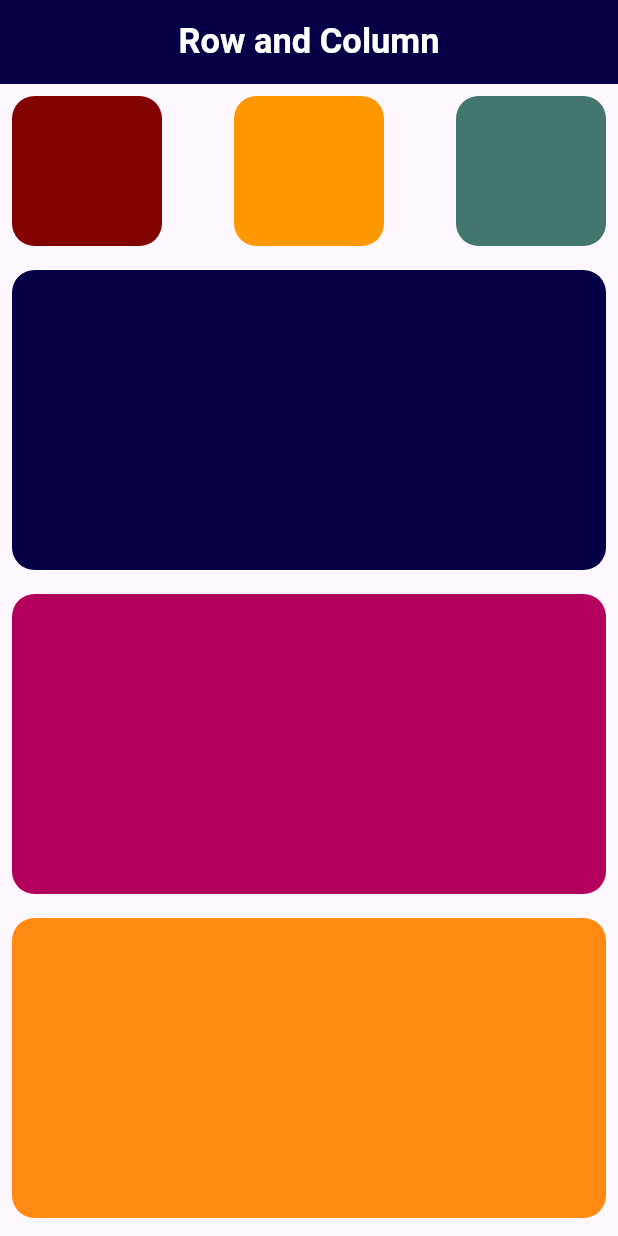
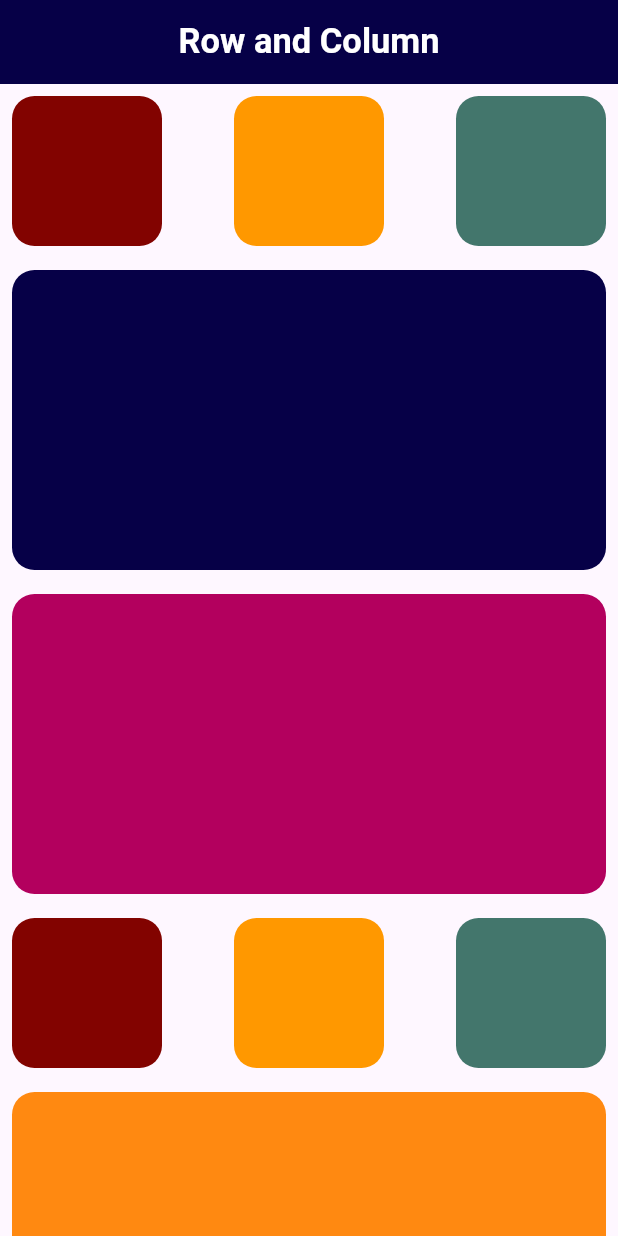
Before and after one commit to alhasann351/row_column, a Flutter app: the screen it shows after launch, on a phone screen of 412 x 824 dp. Run offline on Flutter 3.47's test engine with Material 3 defaults, Android fonts, the phone set to English and light mode, and no system bars.

```diff
--- a/lib/main.dart
+++ b/lib/main.dart
@@ -104,6 +104,44 @@ class _MyHomePageState extends State<MyHomePage> {
                 ),
               ),
             ),
+            Row(
+              mainAxisAlignment: MainAxisAlignment.spaceBetween,
+              children: [
+                Padding(
+                  padding: const EdgeInsets.all(8.0),
+                  child: Container(
+                    width: 100,
+                    height: 100,
+                    decoration: BoxDecoration(
+                      color: const Color(0xFF820300),
+                      borderRadius: BorderRadius.circular(15),
+                    ),
+                  ),
+                ),
+                Padding(
+                  padding: const EdgeInsets.all(8.0),
+                  child: Container(
+                    width: 100,
+                    height: 100,
+                    decoration: BoxDecoration(
+                      color: const Color(0xFFFF9800),
+                      borderRadius: BorderRadius.circular(15),
+                    ),
+                  ),
+                ),
+                Padding(
+                  padding: const EdgeInsets.all(8.0),
+                  child: Container(
+                    width: 100,
+                    height: 100,
+                    decoration: BoxDecoration(
+                      color: const Color(0xFF43766C),
+                      borderRadius: BorderRadius.circular(15),
+                    ),
+                  ),
+                ),
+              ],
+            ),
             Padding(
               padding: const EdgeInsets.all(8.0),
               child: Container(
@@ -123,6 +161,44 @@ class _MyHomePageState extends State<MyHomePage> {
                   borderRadius: BorderRadius.circular(15),
                 ),
               ),
+            ),
+            Row(
+              mainAxisAlignment: MainAxisAlignment.spaceBetween,
+              children: [
+                Padding(
+                  padding: const EdgeInsets.all(8.0),
+                  child: Container(
+                    width: 100,
+                    height: 100,
+                    decoration: BoxDecoration(
+                      color: const Color(0xFF820300),
+                      borderRadius: BorderRadius.circular(15),
+                    ),
+                  ),
+                ),
+                Padding(
+                  padding: const EdgeInsets.all(8.0),
+                  child: Container(
+                    width: 100,
+                    height: 100,
+                    decoration: BoxDecoration(
+                      color: const Color(0xFFFF9800),
+                      borderRadius: BorderRadius.circular(15),
+                    ),
+                  ),
+                ),
+                Padding(
+                  padding: const EdgeInsets.all(8.0),
+                  child: Container(
+                    width: 100,
+                    height: 100,
+                    decoration: BoxDecoration(
+                      color: const Color(0xFF43766C),
+                      borderRadius: BorderRadius.circular(15),
+                    ),
+                  ),
+                ),
+              ],
             ),
             Padding(
               padding: const EdgeInsets.all(8.0),
@@ -144,6 +220,44 @@ class _MyHomePageState extends State<MyHomePage> {
                 ),
               ),
             ),
+            Row(
+              mainAxisAlignment: MainAxisAlignment.spaceBetween,
+              children: [
+                Padding(
+                  padding: const EdgeInsets.all(8.0),
+                  child: Container(
+                    width: 100,
+                    height: 100,
+                    decoration: BoxDecoration(
+                      color: const Color(0xFF820300),
+                      borderRadius: BorderRadius.circular(15),
+                    ),
+                  ),
+                ),
+                Padding(
+                  padding: const EdgeInsets.all(8.0),
+                  child: Container(
+                    width: 100,
+                    height: 100,
+                    decoration: BoxDecoration(
+                      color: const Color(0xFFFF9800),
+                      borderRadius: BorderRadius.circular(15),
+                    ),
+                  ),
+                ),
+                Padding(
+                  padding: const EdgeInsets.all(8.0),
+                  child: Container(
+                    width: 100,
+                    height: 100,
+                    decoration: BoxDecoration(
+                      color: const Color(0xFF43766C),
+                      borderRadius: BorderRadius.circular(15),
+                    ),
+                  ),
+                ),
+              ],
+            ),
           ],
         ),
       ),
```
